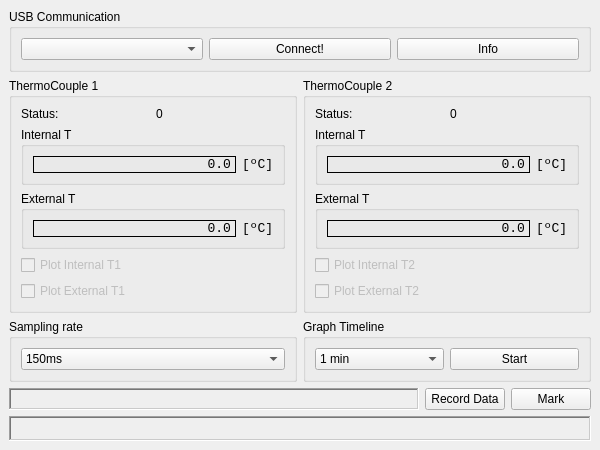
This is PC Software/gui_app.ui in makingdevices/TC-Logger-Device as Qt 5 draws it before an edit. The edited form follows.
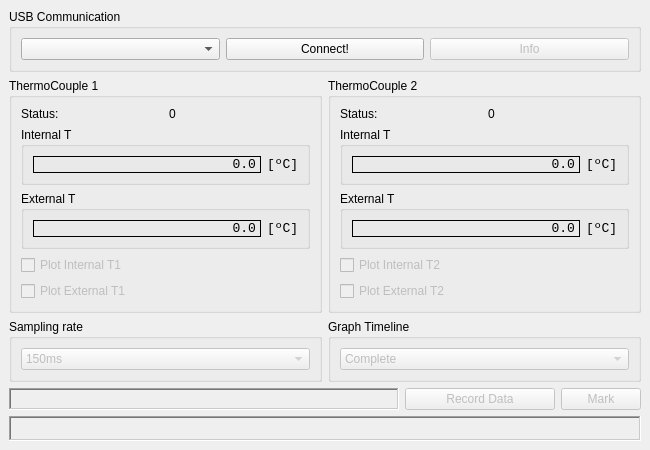
This is the edited form.

The edit to the form file:
```diff
--- a/PC Software/gui_app.ui
+++ b/PC Software/gui_app.ui
@@ -6,19 +6,19 @@
    <rect>
     <x>0</x>
     <y>0</y>
-    <width>600</width>
+    <width>650</width>
     <height>450</height>
    </rect>
   </property>
   <property name="minimumSize">
    <size>
-    <width>600</width>
+    <width>650</width>
     <height>450</height>
    </size>
   </property>
   <property name="maximumSize">
    <size>
-    <width>600</width>
+    <width>650</width>
     <height>450</height>
    </size>
   </property>
@@ -67,6 +67,9 @@
            </item>
            <item>
             <widget class="QPushButton" name="com_port_info">
+             <property name="enabled">
+              <bool>false</bool>
+             </property>
              <property name="text">
               <string>Info</string>
              </property>
@@ -446,6 +449,9 @@
             <layout class="QHBoxLayout" name="horizontalLayout_44">
              <item>
               <widget class="QComboBox" name="tc1_sampling_rate">
+               <property name="enabled">
+                <bool>false</bool>
+               </property>
                <item>
                 <property name="text">
                  <string>150ms</string>
@@ -501,11 +507,6 @@
                  <string>10 min</string>
                 </property>
                </item>
-               <item>
-                <property name="text">
-                 <string>15 min</string>
-                </property>
-               </item>
               </widget>
              </item>
             </layout>
@@ -523,11 +524,12 @@
             <layout class="QHBoxLayout" name="horizontalLayout_46">
              <item>
               <widget class="QComboBox" name="tc1_sampling_rate_2">
-               <item>
-                <property name="text">
-                 <string>1 min</string>
-                </property>
-               </item>
+               <property name="enabled">
+                <bool>false</bool>
+               </property>
+               <property name="currentIndex">
+                <number>5</number>
+               </property>
                <item>
                 <property name="text">
                  <string>5 min</string>
@@ -545,7 +547,12 @@
                </item>
                <item>
                 <property name="text">
-                 <string>5 hour</string>
+                 <string>8 hour</string>
+                </property>
+               </item>
+               <item>
+                <property name="text">
+                 <string>24 hour</string>
                 </property>
                </item>
                <item>
@@ -555,13 +562,6 @@
                </item>
               </widget>
              </item>
-             <item>
-              <widget class="QPushButton" name="graph_start">
-               <property name="text">
-                <string>Start</string>
-               </property>
-              </widget>
-             </item>
             </layout>
            </item>
           </layout>
@@ -596,9 +596,12 @@
         </item>
         <item>
          <widget class="QPushButton" name="bt_recording_data">
+          <property name="enabled">
+           <bool>false</bool>
+          </property>
           <property name="minimumSize">
            <size>
-            <width>80</width>
+            <width>150</width>
             <height>0</height>
            </size>
           </property>
@@ -615,6 +618,9 @@
         </item>
         <item>
          <widget class="QPushButton" name="bt_recording_data_mark">
+          <property name="enabled">
+           <bool>false</bool>
+          </property>
           <property name="minimumSize">
            <size>
             <width>80</width>
```
